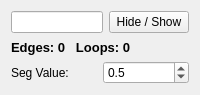
Qt form src/Mod/Robot/Gui/TaskEdge2TracParameter.ui (berndhahnebach/All_FreeCAD) before a commit.
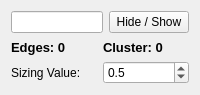
The same form after that commit.

Commit message: + implementing Edge2TaskObject

What changed in the file:
```diff
--- a/src/Mod/Robot/Gui/TaskEdge2TracParameter.ui
+++ b/src/Mod/Robot/Gui/TaskEdge2TracParameter.ui
@@ -33,7 +33,9 @@
     </layout>
    </item>
    <item>
-    <widget class="QLabel" name="label">
+    <layout class="QHBoxLayout" name="horizontalLayout_3">
+     <item>
+      <widget class="QLabel" name="label_Edges">
      <property name="font">
       <font>
        <pointsize>10</pointsize>
@@ -42,16 +44,32 @@
       </font>
      </property>
      <property name="text">
-      <string>Edges: 0   Loops: 0</string>
-     </property>
-    </widget>
+        <string>Edges: 0</string>
+       </property>
+      </widget>
+     </item>
+     <item>
+      <widget class="QLabel" name="label_Cluster">
+       <property name="font">
+        <font>
+         <pointsize>10</pointsize>
+         <weight>75</weight>
+         <bold>true</bold>
+        </font>
+       </property>
+       <property name="text">
+        <string>Cluster: 0</string>
+       </property>
+      </widget>
+     </item>
+    </layout>
    </item>
    <item>
     <layout class="QHBoxLayout" name="horizontalLayout_2">
      <item>
       <widget class="QLabel" name="label_2">
        <property name="text">
-        <string>Seg Value:</string>
+        <string>Sizing Value:</string>
        </property>
       </widget>
      </item>
```
Lines whose indentation alone changed are shown as unchanged. The commit also changes 6 other files.
